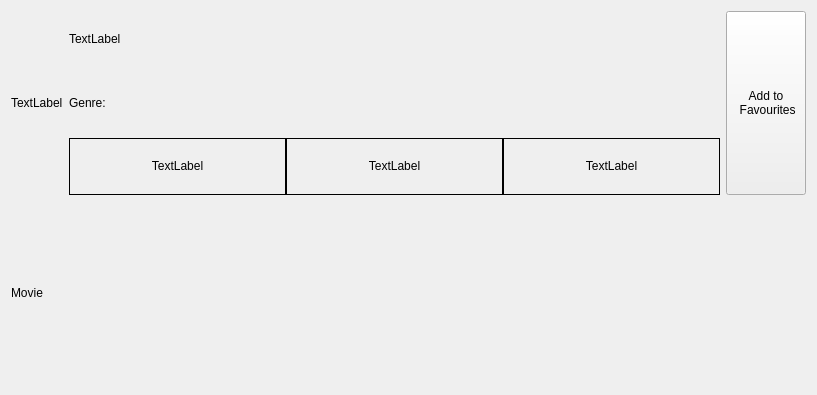
Before: the Qt Designer form ClipFlix/watch_movie.ui in andralves717/IHC_Clipflix, drawn with Qt 5.
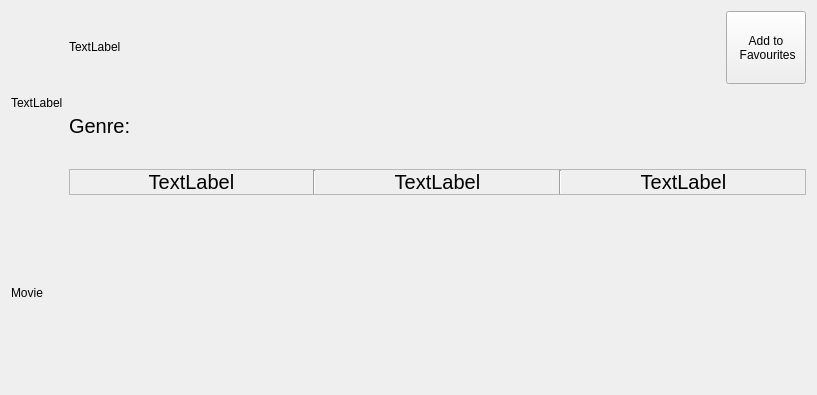
After: the same form once the commit is applied.

Commit message: Substitui todos os Radio Buttons por Check Boxes e coloquei essa parte a funcionar.

Diff of the .ui file:
```diff
--- a/ClipFlix/watch_movie.ui
+++ b/ClipFlix/watch_movie.ui
@@ -34,17 +34,43 @@
        <item>
         <layout class="QVBoxLayout" name="verticalLayout_3">
          <item>
-          <widget class="QLabel" name="title">
-           <property name="text">
-            <string>TextLabel</string>
-           </property>
-           <property name="textInteractionFlags">
-            <set>Qt::LinksAccessibleByMouse|Qt::TextSelectableByMouse</set>
-           </property>
-          </widget>
+          <layout class="QHBoxLayout" name="horizontalLayout_3">
+           <item>
+            <widget class="QLabel" name="title">
+             <property name="text">
+              <string>TextLabel</string>
+             </property>
+             <property name="textInteractionFlags">
+              <set>Qt::LinksAccessibleByMouse|Qt::TextSelectableByMouse</set>
+             </property>
+            </widget>
+           </item>
+           <item>
+            <widget class="QPushButton" name="addFav">
+             <property name="sizePolicy">
+              <sizepolicy hsizetype="Maximum" vsizetype="Minimum">
+               <horstretch>0</horstretch>
+               <verstretch>0</verstretch>
+              </sizepolicy>
+             </property>
+             <property name="text">
+              <string>Add to
+ Favourites</string>
+             </property>
+             <property name="autoDefault">
+              <bool>false</bool>
+             </property>
+            </widget>
+           </item>
+          </layout>
          </item>
          <item>
           <widget class="QLabel" name="genre">
+           <property name="font">
+            <font>
+             <pointsize>15</pointsize>
+            </font>
+           </property>
            <property name="text">
             <string>Genre:</string>
            </property>
@@ -54,79 +80,127 @@
           </widget>
          </item>
          <item>
-          <layout class="QHBoxLayout" name="horizontalLayout_2">
-           <property name="spacing">
-            <number>0</number>
+          <widget class="QFrame" name="frame">
+           <property name="sizePolicy">
+            <sizepolicy hsizetype="Preferred" vsizetype="Maximum">
+             <horstretch>0</horstretch>
+             <verstretch>0</verstretch>
+            </sizepolicy>
            </property>
-           <item>
-            <widget class="QLabel" name="Year">
-             <property name="frameShape">
-              <enum>QFrame::Box</enum>
-             </property>
-             <property name="text">
-              <string>TextLabel</string>
-             </property>
-             <property name="alignment">
-              <set>Qt::AlignCenter</set>
-             </property>
-             <property name="textInteractionFlags">
-              <set>Qt::LinksAccessibleByMouse|Qt::TextSelectableByMouse</set>
-             </property>
-            </widget>
-           </item>
-           <item>
-            <widget class="QLabel" name="Duration">
-             <property name="frameShape">
-              <enum>QFrame::Box</enum>
-             </property>
-             <property name="text">
-              <string>TextLabel</string>
-             </property>
-             <property name="alignment">
-              <set>Qt::AlignCenter</set>
-             </property>
-             <property name="textInteractionFlags">
-              <set>Qt::LinksAccessibleByMouse|Qt::TextSelectableByMouse</set>
-             </property>
-            </widget>
-           </item>
-           <item>
-            <widget class="QLabel" name="rating">
-             <property name="frameShape">
-              <enum>QFrame::Box</enum>
-             </property>
-             <property name="text">
-              <string>TextLabel</string>
-             </property>
-             <property name="alignment">
-              <set>Qt::AlignCenter</set>
-             </property>
-             <property name="textInteractionFlags">
-              <set>Qt::LinksAccessibleByMouse|Qt::TextSelectableByMouse</set>
-             </property>
-            </widget>
-           </item>
-          </layout>
+           <property name="frameShape">
+            <enum>QFrame::StyledPanel</enum>
+           </property>
+           <property name="frameShadow">
+            <enum>QFrame::Raised</enum>
+           </property>
+           <layout class="QHBoxLayout" name="horizontalLayout_4">
+            <property name="spacing">
+             <number>0</number>
+            </property>
+            <property name="leftMargin">
+             <number>0</number>
+            </property>
+            <property name="topMargin">
+             <number>0</number>
+            </property>
+            <property name="rightMargin">
+             <number>0</number>
+            </property>
+            <property name="bottomMargin">
+             <number>0</number>
+            </property>
+            <item>
+             <layout class="QHBoxLayout" name="horizontalLayout_2">
+              <property name="spacing">
+               <number>0</number>
+              </property>
+              <item>
+               <widget class="QLabel" name="Year">
+                <property name="font">
+                 <font>
+                  <pointsize>15</pointsize>
+                 </font>
+                </property>
+                <property name="frameShape">
+                 <enum>QFrame::NoFrame</enum>
+                </property>
+                <property name="frameShadow">
+                 <enum>QFrame::Plain</enum>
+                </property>
+                <property name="text">
+                 <string>TextLabel</string>
+                </property>
+                <property name="alignment">
+                 <set>Qt::AlignCenter</set>
+                </property>
+                <property name="textInteractionFlags">
+                 <set>Qt::LinksAccessibleByMouse|Qt::TextSelectableByMouse</set>
+                </property>
+               </widget>
+              </item>
+              <item>
+               <widget class="Line" name="line">
+                <property name="orientation">
+                 <enum>Qt::Vertical</enum>
+                </property>
+               </widget>
+              </item>
+              <item>
+               <widget class="QLabel" name="Duration">
+                <property name="font">
+                 <font>
+                  <pointsize>15</pointsize>
+                 </font>
+                </property>
+                <property name="frameShape">
+                 <enum>QFrame::NoFrame</enum>
+                </property>
+                <property name="text">
+                 <string>TextLabel</string>
+                </property>
+                <property name="alignment">
+                 <set>Qt::AlignCenter</set>
+                </property>
+                <property name="textInteractionFlags">
+                 <set>Qt::LinksAccessibleByMouse|Qt::TextSelectableByMouse</set>
+                </property>
+               </widget>
+              </item>
+              <item>
+               <widget class="Line" name="line_2">
+                <property name="orientation">
+                 <enum>Qt::Vertical</enum>
+                </property>
+               </widget>
+              </item>
+              <item>
+               <widget class="QLabel" name="rating">
+                <property name="font">
+                 <font>
+                  <pointsize>15</pointsize>
+                 </font>
+                </property>
+                <property name="frameShape">
+                 <enum>QFrame::NoFrame</enum>
+                </property>
+                <property name="text">
+                 <string>TextLabel</string>
+                </property>
+                <property name="alignment">
+                 <set>Qt::AlignCenter</set>
+                </property>
+                <property name="textInteractionFlags">
+                 <set>Qt::LinksAccessibleByMouse|Qt::TextSelectableByMouse</set>
+                </property>
+               </widget>
+              </item>
+             </layout>
+            </item>
+           </layout>
+          </widget>
          </item>
         </layout>
        </item>
-       <item>
-        <widget class="QPushButton" name="addFav">
-         <property name="sizePolicy">
-          <sizepolicy hsizetype="Maximum" vsizetype="Minimum">
-           <horstretch>0</horstretch>
-           <verstretch>0</verstretch>
-          </sizepolicy>
-         </property>
-         <property name="text">
-          <string>Add to
- Favourites</string>
-         </property>
-         <property name="autoDefault">
-          <bool>false</bool>
-         </property>
-        </widget>
-       </item>
       </layout>
      </item>
      <item>
```
The commit also changes 16 other files.
